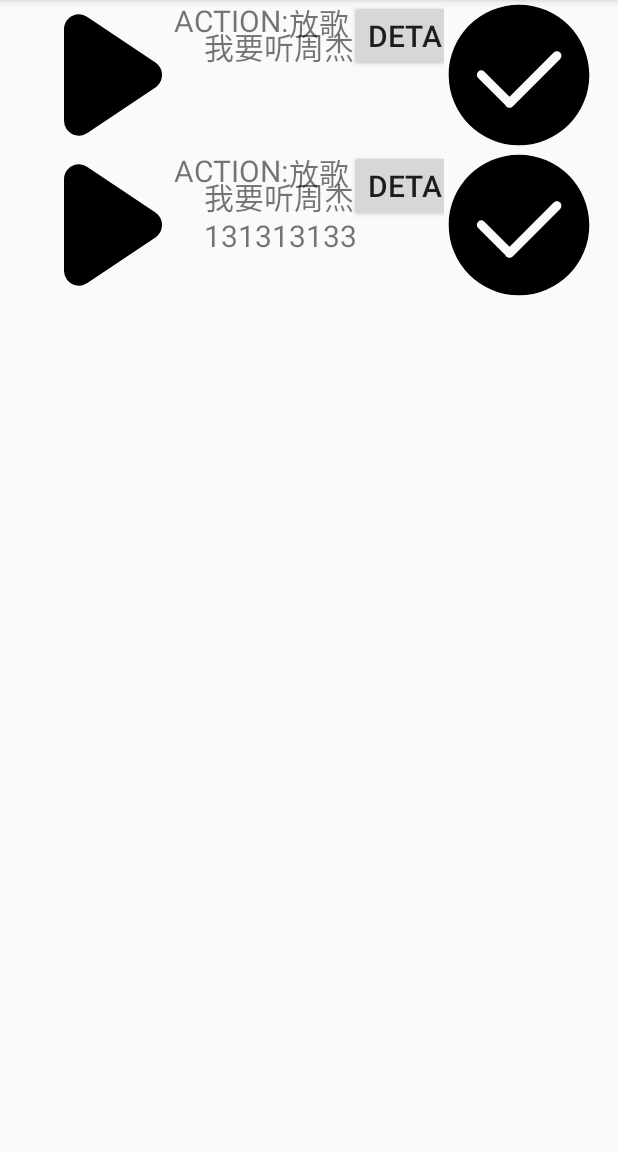
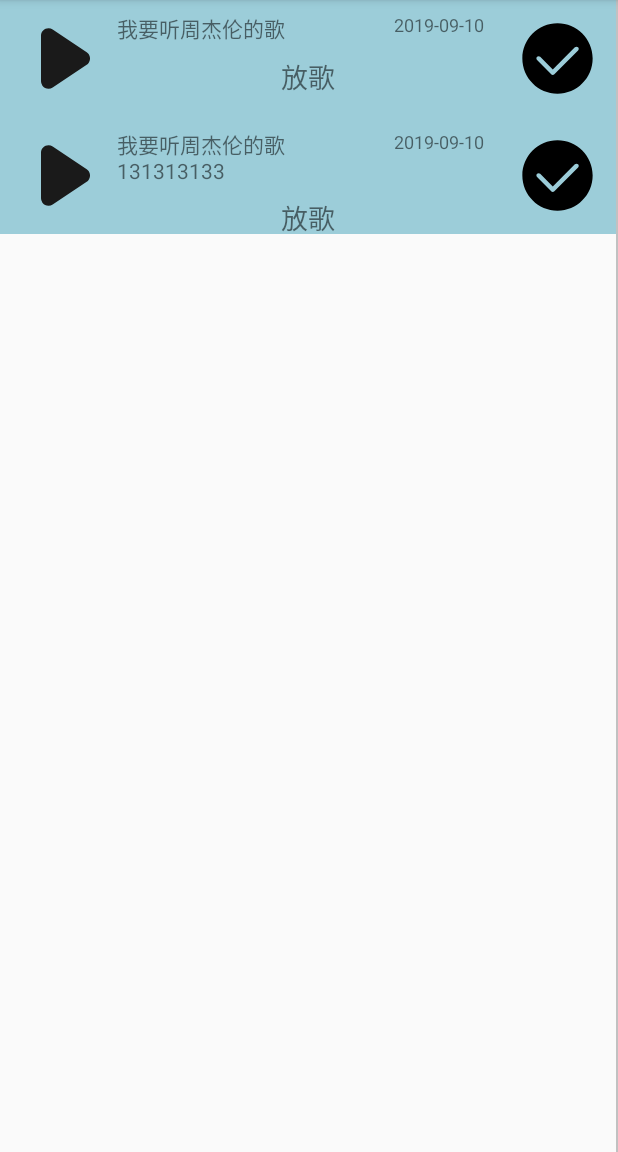
Before and after one commit to Saint2078/Legion-Speech, an Android app: the HistoryFragment screen opened directly, with no data from a screen before it, after a tap on an icon or button, on a phone screen of 412 x 824 dp, the part 84-1236 px from its top. Run offline under Robolectric (Android 15) with nearby library versions, the light colour scheme and no system bars.

Commit message:
update
Signed-off-by: saint2078 <lei.cl.chen@bmw.com>

```diff
--- a/LegionSpeech/app/src/main/java/cn/darkfog/legionspeech/MainActivity.kt
+++ b/LegionSpeech/app/src/main/java/cn/darkfog/legionspeech/MainActivity.kt
@@ -44,7 +44,6 @@
                 }
             }
         }
-
     }
 
     private fun requestPermissionsSuc() {
--- a/LegionSpeech/app_module/dialog_manager/src/main/java/cn/darkfog/dialog_manager/DIalogManager.kt
+++ b/LegionSpeech/app_module/dialog_manager/src/main/java/cn/darkfog/dialog_manager/DIalogManager.kt
@@ -1,16 +1,32 @@
 package cn.darkfog.dialog_manager
 
+import cn.darkfog.dialog_manager.data.source.RecordRepository
 import cn.darkfog.dialog_manager.model.bean.SpeechRecord
 import cn.darkfog.foundation.util.StorageUtil
 import cn.darkfog.speech_protocol.speech.bean.ASR
 import cn.darkfog.speech_protocol.speech.bean.NLU
 import cn.darkfog.speech_protocol.speech.bean.SpeechCallback
+import cn.darkfog.speech_protocol.speech.bean.SpeechState
 import cn.darkfog.speech_service.BaiduEngine
 
 object DialogManager {
 
     private var record = SpeechRecord()
     val state = BaiduEngine.state
+
+    //Dialog
+//    fun init():Completable{ return }
+//
+//    fun start(){ return}
+//
+//    fun stop(){ return }
+//
+//    fun cancel(){ return }
+
+    private object Private {
+
+
+    }
 
     fun init() {
         BaiduEngine.register(object : SpeechCallback {
@@ -31,6 +47,11 @@
             }
         })
         BaiduEngine.init()
+        state.observeForever {
+            when (it) {
+                SpeechState.FINISH -> RecordRepository.addSpeechRecord(record)
+            }
+        }
     }
 
     fun start() {
@@ -49,6 +70,4 @@
     fun cancel() {
         BaiduEngine.cancel()
     }
-
-
 }
--- a/LegionSpeech/app_module/dialog_manager/src/main/java/cn/darkfog/dialog_manager/history/HistoryFragment.kt
+++ b/LegionSpeech/app_module/dialog_manager/src/main/java/cn/darkfog/dialog_manager/history/HistoryFragment.kt
@@ -5,6 +5,7 @@
 import android.view.View
 import android.view.ViewGroup
 import androidx.fragment.app.Fragment
+import androidx.recyclerview.widget.DividerItemDecoration
 import androidx.recyclerview.widget.GridLayoutManager
 import androidx.recyclerview.widget.LinearLayoutManager
 import androidx.recyclerview.widget.RecyclerView
@@ -54,13 +55,23 @@
                         )
                     ), ::playOrDetail
                 )
+                addItemDecoration(
+                    DividerItemDecoration(
+                        this@HistoryFragment.context,
+                        DividerItemDecoration.HORIZONTAL
+                    )
+                )
             }
         }
         return view
     }
 
-    fun playOrDetail(type: String, record: SpeechRecord) {
-
+    fun playOrDetail(id: Int, record: SpeechRecord) {
+        when (id) {
+            R.id.play -> Unit
+            R.id.confirm -> Unit
+            R.id.detail -> Unit
+        }
     }
 
     companion object {
--- a/LegionSpeech/app_module/dialog_manager/src/main/java/cn/darkfog/dialog_manager/history/HistoryRecyclerViewAdapter.kt
+++ b/LegionSpeech/app_module/dialog_manager/src/main/java/cn/darkfog/dialog_manager/history/HistoryRecyclerViewAdapter.kt
@@ -3,16 +3,15 @@
 import android.view.LayoutInflater
 import android.view.View
 import android.view.ViewGroup
-import android.widget.Button
-import android.widget.ImageView
 import android.widget.TextView
+import androidx.constraintlayout.widget.ConstraintLayout
 import androidx.recyclerview.widget.RecyclerView
 import cn.darkfog.dialog_manager.R
 import cn.darkfog.dialog_manager.model.bean.SpeechRecord
 
 class HistoryRecyclerViewAdapter(
     private val values: List<SpeechRecord>,
-    private val callback: (String, SpeechRecord) -> Unit
+    private val callback: (Int, SpeechRecord) -> Unit
 ) : RecyclerView.Adapter<HistoryRecyclerViewAdapter.ViewHolder>() {
 
     override fun onCreateViewHolder(parent: ViewGroup, viewType: Int): ViewHolder {
@@ -23,32 +22,35 @@
 
     override fun onBindViewHolder(holder: ViewHolder, position: Int) {
         val record = values[position]
+
         holder.asr.text = record.asr?.content
-        holder.action.text = record.nlu?.intent
+        holder.nlu.text = record.nlu?.intent
 
         holder.play.setOnClickListener {
-            callback("play", record)
+            callback(it.id, record)
         }
 
         holder.confirm.setOnClickListener {
-            callback("confirm", record)
+            callback(it.id, record)
         }
 
         holder.detail.setOnClickListener {
-            callback("detail", record)
+            callback(it.id, record)
         }
     }
 
     override fun getItemCount(): Int = values.size
 
-    inner class ViewHolder(view: View) : RecyclerView.ViewHolder(view) {
-        val play = view.findViewById<ImageView>(R.id.play)
-        val confirm = view.findViewById<ImageView>(R.id.confirm)
-        val detail = view.findViewById<Button>(R.id.detail)
+    class ViewHolder(view: View) : RecyclerView.ViewHolder(view) {
+        val play = view.findViewById<ConstraintLayout>(R.id.play)
+        val confirm = view.findViewById<ConstraintLayout>(R.id.confirm)
 
 
         val asr = view.findViewById<TextView>(R.id.asr)
-        val action = view.findViewById<TextView>(R.id.actionContent)
+        val nlu = view.findViewById<TextView>(R.id.nlu)
+        val time = view.findViewById<TextView>(R.id.time)
+
+        val detail = view.findViewById<ConstraintLayout>(R.id.detail)
     }
 
 }
--- a/LegionSpeech/app_module/dialog_manager/src/main/res/layout/fragment_history_item.xml
+++ b/LegionSpeech/app_module/dialog_manager/src/main/res/layout/fragment_history_item.xml
@@ -2,73 +2,91 @@
 <androidx.constraintlayout.widget.ConstraintLayout xmlns:android="http://schemas.android.com/apk/res/android"
     xmlns:app="http://schemas.android.com/apk/res-auto"
     android:layout_width="match_parent"
-    android:layout_height="100dp"
+    android:layout_height="78dp"
+    android:background="#9CCDD9"
     android:orientation="horizontal">
 
-    <ImageView
+    <androidx.constraintlayout.widget.ConstraintLayout
         android:id="@+id/play"
         android:layout_width="0dp"
         android:layout_height="match_parent"
-        android:src="@drawable/ic_play"
+        android:background="#9CCDD9"
         app:layout_constraintDimensionRatio="1:1"
         app:layout_constraintStart_toStartOf="parent"
-        app:layout_constraintTop_toTopOf="parent" />
+        app:layout_constraintTop_toTopOf="parent">
 
-    <ImageView
+        <ImageView
+            android:layout_width="wrap_content"
+            android:layout_height="wrap_content"
+            android:src="@drawable/ic_play"
+            app:layout_constraintBottom_toBottomOf="parent"
+            app:layout_constraintEnd_toEndOf="parent"
+            app:layout_constraintStart_toStartOf="parent"
+            app:layout_constraintTop_toTopOf="parent" />
+
+    </androidx.constraintlayout.widget.ConstraintLayout>
+
+
+    <androidx.constraintlayout.widget.ConstraintLayout
         android:id="@+id/confirm"
         android:layout_width="0dp"
         android:layout_height="match_parent"
-        android:src="@drawable/ic_confirm"
+        android:background="#9CCDD9"
         app:layout_constraintDimensionRatio="1:1"
         app:layout_constraintEnd_toEndOf="parent"
-        app:layout_constraintTop_toTopOf="parent" />
+        app:layout_constraintTop_toTopOf="parent">
+
+        <ImageView
+            android:layout_width="wrap_content"
+            android:layout_height="wrap_content"
+            android:src="@drawable/ic_confirm"
+            app:layout_constraintBottom_toBottomOf="parent"
+            app:layout_constraintEnd_toEndOf="parent"
+            app:layout_constraintStart_toStartOf="parent"
+            app:layout_constraintTop_toTopOf="parent" />
+
+    </androidx.constraintlayout.widget.ConstraintLayout>
+
 
     <androidx.constraintlayout.widget.ConstraintLayout
+        android:id="@+id/detail"
         android:layout_width="0dp"
         android:layout_height="match_parent"
         app:layout_constraintEnd_toStartOf="@+id/confirm"
         app:layout_constraintStart_toEndOf="@+id/play">
 
         <TextView
+            android:id="@+id/time"
+            android:layout_width="80dp"
+            android:layout_height="wrap_content"
+            android:layout_marginTop="8dp"
+            android:gravity="center"
+            android:text="2019-09-10"
+            android:textSize="12sp"
+            app:layout_constraintEnd_toEndOf="parent"
+            app:layout_constraintTop_toTopOf="parent" />
+
+        <TextView
             android:id="@+id/asr"
-            android:layout_width="wrap_content"
-            android:layout_height="match_parent"
-            android:layout_marginStart="20dp"
-            android:layout_marginTop="16dp"
+            android:layout_width="0dp"
+            android:layout_height="wrap_content"
+            android:layout_marginTop="8dp"
             android:text="我要听周杰伦的歌"
-            android:textSize="20sp"
+            android:textSize="14sp"
+            app:layout_constraintEnd_toStartOf="@+id/time"
             app:layout_constraintStart_toStartOf="parent"
             app:layout_constraintTop_toTopOf="parent" />
 
-        <TextView
-            android:id="@+id/action"
-            android:layout_width="wrap_content"
-            android:layout_height="wrap_content"
-            android:layout_marginTop="20dp"
-            android:text="ACTION:"
-            android:textSize="20sp"
-            app:layout_constraintStart_toStartOf="parent"
-            app:layout_constraintTop_toBottomOf="@+id/text" />
 
         <TextView
-            android:id="@+id/actionContent"
-            android:layout_width="wrap_content"
+            android:id="@+id/nlu"
+            android:layout_width="match_parent"
             android:layout_height="wrap_content"
-            android:layout_marginTop="20dp"
-            android:text="PLayMusic"
-            android:textSize="20sp"
-            app:layout_constraintStart_toEndOf="@+id/action"
-            app:layout_constraintTop_toBottomOf="@+id/text" />
-
-        <Button
-            android:id="@+id/detail"
-            android:layout_width="wrap_content"
-            android:layout_height="wrap_content"
-            android:layout_marginTop="20dp"
-            android:text="Detail"
-            android:textSize="20sp"
-            app:layout_constraintStart_toEndOf="@+id/actionContent"
-            app:layout_constraintTop_toBottomOf="@+id/text" />
+            android:layout_marginTop="8dp"
+            android:gravity="center"
+            android:text="我要听周杰伦的歌"
+            android:textSize="18sp"
+            app:layout_constraintTop_toBottomOf="@+id/asr" />
 
     </androidx.constraintlayout.widget.ConstraintLayout>
 
--- a/LegionSpeech/app_module/dialog_manager/src/main/res/layout/fragment_history_list.xml
+++ b/LegionSpeech/app_module/dialog_manager/src/main/res/layout/fragment_history_list.xml
@@ -6,8 +6,6 @@
     android:name="cn.darkfog.dialog_manager.dummy.HistoryFragment"
     android:layout_width="match_parent"
     android:layout_height="match_parent"
-    android:layout_marginLeft="16dp"
-    android:layout_marginRight="16dp"
     app:layoutManager="LinearLayoutManager"
     tools:context=".history.HistoryFragment"
     tools:listitem="@layout/fragment_history_item" />
--- a/LegionSpeech/app_module/resource/src/main/res/drawable/ic_confirm.xml
+++ b/LegionSpeech/app_module/resource/src/main/res/drawable/ic_confirm.xml
@@ -1,6 +1,6 @@
 <vector xmlns:android="http://schemas.android.com/apk/res/android"
-    android:width="200dp"
-    android:height="200dp"
+    android:width="50dp"
+    android:height="50dp"
     android:viewportWidth="1024"
     android:viewportHeight="1024">
   <path
--- a/LegionSpeech/app_module/resource/src/main/res/drawable/ic_play.xml
+++ b/LegionSpeech/app_module/resource/src/main/res/drawable/ic_play.xml
@@ -1,9 +1,9 @@
 <vector xmlns:android="http://schemas.android.com/apk/res/android"
-    android:width="200dp"
-    android:height="200dp"
+    android:width="50dp"
+    android:height="50dp"
     android:viewportWidth="1024"
     android:viewportHeight="1024">
     <path
-        android:fillColor="#FF000000"
+        android:fillColor="#FF1A1A1A"
         android:pathData="M897.14,597.05l-464.65,311.53c-46.98,31.49 -110.59,18.94 -142.08,-28.02A102.4,102.4 0,0 1,273.07 823.53V200.47c0,-56.55 45.85,-102.4 102.4,-102.4a102.4,102.4 0,0 1,57.03 17.35l464.64,311.53c46.98,31.49 59.53,95.1 28.03,142.08a102.4,102.4 0,0 1,-28.02 28.02z" />
 </vector>
--- /dev/null
+++ b/LegionSpeech/app_module/speech_protocol/src/main/java/cn/darkfog/speech_protocol/speech/bean/SpeechUIResponse.kt
@@ -0,0 +1,5 @@
+package cn.darkfog.speech_protocol.speech.bean
+
+data class SpeechUIResponse(
+    val text: String
+)
--- a/LegionSpeech/app_module/speech_service/src/main/java/cn/darkfog/speech_service/BaiduEngine.kt
+++ b/LegionSpeech/app_module/speech_service/src/main/java/cn/darkfog/speech_service/BaiduEngine.kt
@@ -46,7 +46,8 @@
         send(SpeechConstant.ASR_KWS_LOAD_ENGINE, offlineParams, null, 0, 0)
     }
 
-    fun init() {
+    fun init(): Completable {
+        return Completable.create {
             manager.registerListener { name, params, data, offset, length ->
 
                 if (name == "asr.audio") return@registerListener
@@ -65,6 +66,8 @@
                 }.subscribe()
             }
             state.postValue(SpeechState.IDLE)
+            it.onComplete()
+        }
     }
 
     fun start(outfile: String = StorageUtil.AUDIO_PATH + "/" + System.currentTimeMillis() + ".pcm") {
--- a/LegionSpeech/app_module/speech_service/src/main/java/cn/darkfog/speech_service/model/bean/BaiduNluResult.kt
+++ b/LegionSpeech/app_module/speech_service/src/main/java/cn/darkfog/speech_service/model/bean/BaiduNluResult.kt
@@ -1,6 +1,6 @@
 package cn.darkfog.speech_service.model.bean
 
-import android.os.Bundle
+import org.json.JSONObject
 
 data class BaiduNluResult(
     val appid: Int,
@@ -15,20 +15,5 @@
     val domain: String,
     val intent: String,
     val score: Double,
-    val slots: Slots
+    val slots: JSONObject
 )
-
-data class Slots(
-    val user_singer_name: List<UserSingerName>
-) {
-    fun toNluSlots(): Bundle {
-        return Bundle().apply {
-            putString("singer_name", user_singer_name[0].word)
-        }
-    }
-}
-
-data class UserSingerName(
-    val norm: String,
-    val word: String
-)
```
Also changed, not shown: 1 other file. Lines whose indentation alone changed are shown as unchanged.
